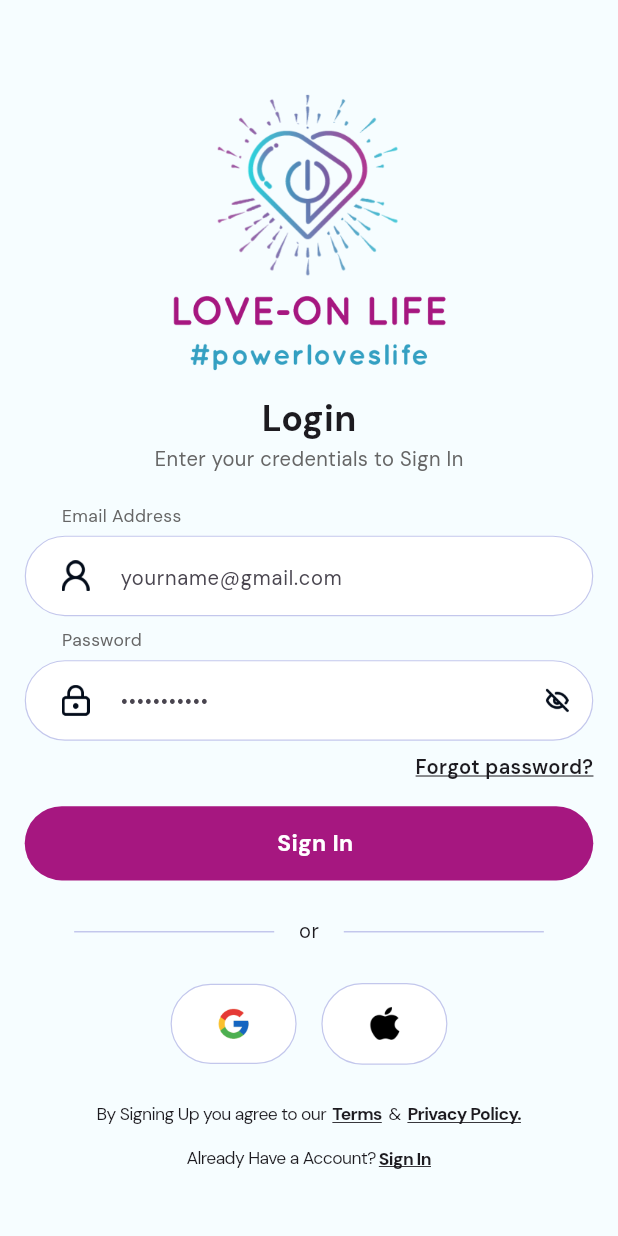
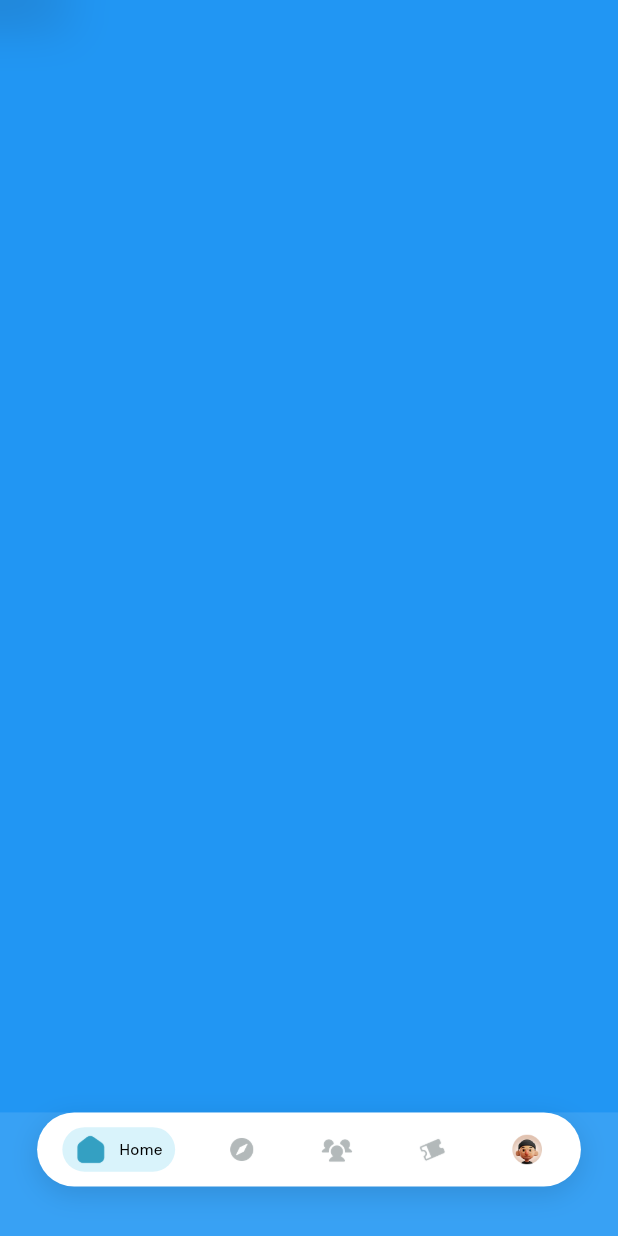
Before and after one commit to hamzaeh04/love-on-life, a Flutter app: the LoginScreen screen opened by its route, after a tap on "Sign In", on a phone screen of 412 x 824 dp. Run offline on Flutter 3.47's test engine with Material 3 defaults, Android fonts, the phone set to English and light mode, and no system bars; our stand-ins replace flutter_otp_text_field, get, shared_preferences, sizer; missing offline and left inert: dart:ffi; accounts and stored records are empty.

Commit message:
Navigation bar

```diff
--- a/lib/constants/color_constants.dart
+++ b/lib/constants/color_constants.dart
@@ -9,5 +9,8 @@ const buttonPinkColor = Color(0xFFA61780);
 const loginGreyColor = Color(0xFF666666);
 const textfieldBorderColor = Color(0xFFC3C7EC);
 const resetBlueColor = Color(0xFF2C608F);
+const navIconBlueColor = Color(0xFF34A0C2);
+const navIconGreyColor = Color(0xFFB3B9BA);
+const containerBgBlueColor = Color(0xFFD9F3FB);
 
 // const Color(0xFF604D7A);
--- /dev/null
+++ b/lib/controllers/navigation_controller.dart
@@ -0,0 +1,35 @@
+import 'package:flutter/cupertino.dart';
+import 'package:get/get.dart';
+
+class NavigationController extends GetxController{
+var currentIndex = 0.obs;
+PageController? _pageController;
+
+
+
+void setPageController (PageController controller){
+  _pageController = controller;
+}
+void changePage(int index) {
+  currentIndex.value = index;
+  if (_pageController?.hasClients ?? false) {
+    _pageController!.jumpToPage(index);
+  } else {
+    debugPrint("⚠️ PageController not set or not attached");
+  }
+}
+void goToHome() {
+  if (currentIndex.value > 0) {
+    changePage(0);
+  }
+}
+
+void backPage() {
+  if (_pageController?.hasClients ?? false && currentIndex.value > 0) {
+    int previousIndex = currentIndex.value - 1;
+    currentIndex.value = previousIndex;
+    _pageController!.jumpToPage(previousIndex);
+  }
+}
+
+}
--- a/lib/main.dart
+++ b/lib/main.dart
@@ -1,11 +1,13 @@
 import 'package:flutter/material.dart';
 import 'package:get/get.dart';
 import 'package:love_on_life/constants/color_constants.dart';
+import 'package:love_on_life/controllers/navigation_controller.dart';
 import 'package:love_on_life/utils/App_Routing.dart';
 import 'package:love_on_life/utils/init_binding.dart';
 import 'package:sizer/sizer.dart';
 
 void main() {
+  Get.put(NavigationController());
   runApp(const MyApp());
 }
 
--- a/lib/utils/App_Routing.dart
+++ b/lib/utils/App_Routing.dart
@@ -1,6 +1,7 @@
 import 'package:get/get.dart';
 import 'package:love_on_life/views/auth_screens/login_screen.dart';
 import 'package:love_on_life/views/auth_screens/reset_pass_screen.dart';
+import 'package:love_on_life/views/dashboard_screens/bottom_nav_bar.dart';
 import 'package:love_on_life/views/splash_screens/get_started.dart';
 
 import '../views/auth_screens/forget_pass_screen.dart';
@@ -12,7 +13,7 @@ class AppRoutes {
     GetPage(name: '/login', page: () => LoginScreen()),
     GetPage(name: '/forgot', page: () => ForgetPassScreen()),
     GetPage(name: '/reset', page: () => ResetPassScreen()),
-
+    GetPage(name: '/bottomnavbar', page: () => BottomNavBar()),
     //
   ];
 }
--- a/lib/views/auth_screens/login_screen.dart
+++ b/lib/views/auth_screens/login_screen.dart
@@ -59,7 +59,7 @@ class LoginScreen extends StatelessWidget {
                 ),
                 SizedBox(height: 2.h),
                 customButton("Sign In",color: buttonPinkColor,fontweight: FontWeight.w700,fontsize: 16.sp,textColor: whiteColor,ontap: (){
-
+                Get.toNamed("bottomnavbar");
                 }),
                 SizedBox(height: 3.h),
                 Row(
--- /dev/null
+++ b/lib/views/dashboard_screens/bottom_nav_bar.dart
@@ -0,0 +1,148 @@
+import 'dart:ui';
+import 'package:flutter/material.dart';
+import 'package:get/get.dart';
+import 'package:love_on_life/constants/color_constants.dart';
+import 'package:love_on_life/constants/constants_widgets.dart';
+import 'package:love_on_life/controllers/navigation_controller.dart';
+import 'package:love_on_life/views/dashboard_screens/testing.dart';
+import 'package:sizer/sizer.dart';
+
+class BottomNavBar extends StatefulWidget {
+  const BottomNavBar({super.key});
+
+  @override
+  State<BottomNavBar> createState() => _BottomNavBarState();
+}
+
+class _BottomNavBarState extends State<BottomNavBar> {
+  final NavigationController controller = Get.find<NavigationController>();
+  late PageController _pageController;
+
+  final List<Widget> pages = [
+    Testing(),
+  ];
+
+  @override
+  void initState() {
+    super.initState();
+    _pageController = PageController(initialPage: controller.currentIndex.value);
+
+
+    // Expose this page controller to the controller manually
+    controller.setPageController(_pageController);
+
+    // Listen to current index and move page
+    controller.currentIndex.listen((index) {
+      if (_pageController.hasClients) {
+        _pageController.jumpToPage(index);
+      }
+    });
+  }
+
+  @override
+  void dispose() {
+    _pageController.dispose();
+    super.dispose();
+  }
+
+  @override
+  Widget build(BuildContext context) {
+    return Scaffold(
+      body: PageView(
+        controller: _pageController,
+        physics: const NeverScrollableScrollPhysics(),
+        children: pages,
+      ),
+      extendBody: true,
+      bottomNavigationBar: Stack(
+        alignment: Alignment.bottomCenter,
+        children: [
+          /// 👇 ye blur effect full width lega
+          BackdropFilter(
+            filter: ImageFilter.blur(sigmaX: 15, sigmaY: 15),
+            child: Container(
+              height: 10.h, // thoda zyada so it covers padding area
+              color: Colors.white.withOpacity(0.1),
+            ),
+          ),
+
+          /// 👇 nav bar with padding
+          Padding(
+            padding: EdgeInsets.only(left: 6.w, right: 6.w, bottom: 4.h),
+            child: Container(
+              height: 6.h,
+              decoration: BoxDecoration(
+                color: Colors.white,
+                borderRadius: BorderRadius.circular(30.sp),
+                boxShadow: [
+                  BoxShadow(
+                    color: Colors.black12,
+                    blurRadius: 15,
+                    offset: Offset(0, 5),
+                  ),
+                ],
+              ),
+              child: Obx(() => Row(
+                mainAxisAlignment: MainAxisAlignment.spaceAround,
+                children: [
+                  navItem("assets/png/bottom_nav_icon/home-2.png", 0, 'Home'),
+                  navItem("assets/png/bottom_nav_icon/compass.png", 1, 'Compass'),
+                  navItem("assets/png/bottom_nav_icon/community.png", 2, 'Community'),
+                  navItem("assets/png/bottom_nav_icon/ticket.png", 3, 'Tickets'),
+                  navItem("assets/png/bottom_nav_icon/profile.png", 4, 'Profile'),
+                ],
+              )),
+            ),
+          ),
+        ],
+      ),
+    );
+  }
+
+  Widget navItem(String iconPath, int index, String label) {
+    bool isSelected = controller.currentIndex.value == index;
+    return GestureDetector(
+      onTap: () {
+        controller.changePage(index);
+        _pageController.jumpToPage(index);
+      },
+      child: Row(
+        mainAxisSize: MainAxisSize.min,
+        mainAxisAlignment: MainAxisAlignment.center,
+        children: [
+          Container(
+            decoration: BoxDecoration(
+              borderRadius: BorderRadius.circular(25.sp),
+              color: isSelected ? containerBgBlueColor : null,
+            ),
+            child: Padding(
+              padding: isSelected ? EdgeInsets.symmetric(horizontal: 2.w,vertical: 0.5.h): EdgeInsets.zero,
+              child: Row(
+                children: [
+                  Image.asset(
+                    iconPath,
+                    height: 19.sp,
+                    color// 👈 no color apply
+                  : (isSelected ? index == 4 ? null : navIconBlueColor : index == 4 ? null : navIconGreyColor),
+
+            ),
+                  SizedBox(width: 2.w),
+                  if(isSelected)
+                    customText(
+                      text: label,
+                      fontSize: 13.sp,
+                      fontWeight: FontWeight.w500,
+                      color: blackColor
+                    ),
+                    // Text(label, style: TextStyle(fontSize: 12.sp, color: blackColor)),
+
+                ],
+              ),
+            ),
+
+          ),
+        ],
+      ),
+    );
+  }
+}
--- /dev/null
+++ b/lib/views/dashboard_screens/home_screen.dart
@@ -0,0 +1,10 @@
+import 'package:flutter/material.dart';
+
+class HomeScreen extends StatelessWidget {
+  const HomeScreen({super.key});
+
+  @override
+  Widget build(BuildContext context) {
+    return Scaffold();
+  }
+}
--- /dev/null
+++ b/lib/views/dashboard_screens/testing.dart
@@ -0,0 +1,18 @@
+import 'package:flutter/material.dart';
+
+class Testing extends StatefulWidget {
+  const Testing({super.key});
+
+  @override
+  State<Testing> createState() => _TestingState();
+}
+
+class _TestingState extends State<Testing> {
+  @override
+  Widget build(BuildContext context) {
+    return Scaffold(
+      backgroundColor: Colors.blue,
+      body: Text("Hamza"),
+    );
+  }
+}
--- a/pubspec.yaml
+++ b/pubspec.yaml
@@ -65,6 +65,7 @@ flutter:
   assets:
      - assets/png/
      - assets/png/socail_icon/
+     - assets/png/bottom_nav_icon/
 
   # An image asset can refer to one or more resolution-specific "variants", see
   # https://flutter.dev/to/resolution-aware-images
```
Also changed, not shown: assets/png/bottom_nav_icon/community.png (added), assets/png/bottom_nav_icon/compass.png (added), assets/png/bottom_nav_icon/home-2.png (added), assets/png/bottom_nav_icon/home.png (added), assets/png/bottom_nav_icon/profile.png (added), assets/png/bottom_nav_icon/ticket.png (added), assets/png/pinpoint_icon.png (added).
